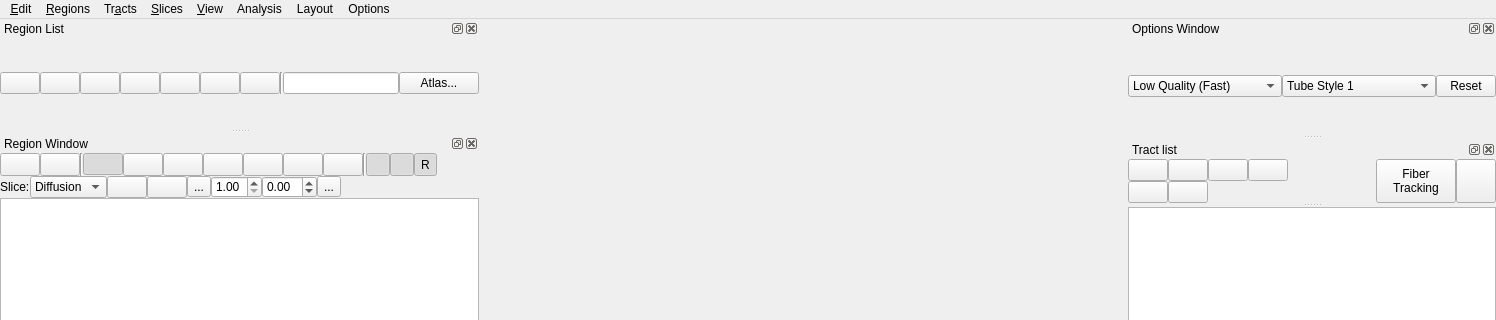
Above: tracking/tracking_window.ui from frankyeh/DSI-Studio before the change; both pictures show x 0 to 1496 and y 0 to 320 of the 1496 by 686 pixel window. Below: the same form after it.
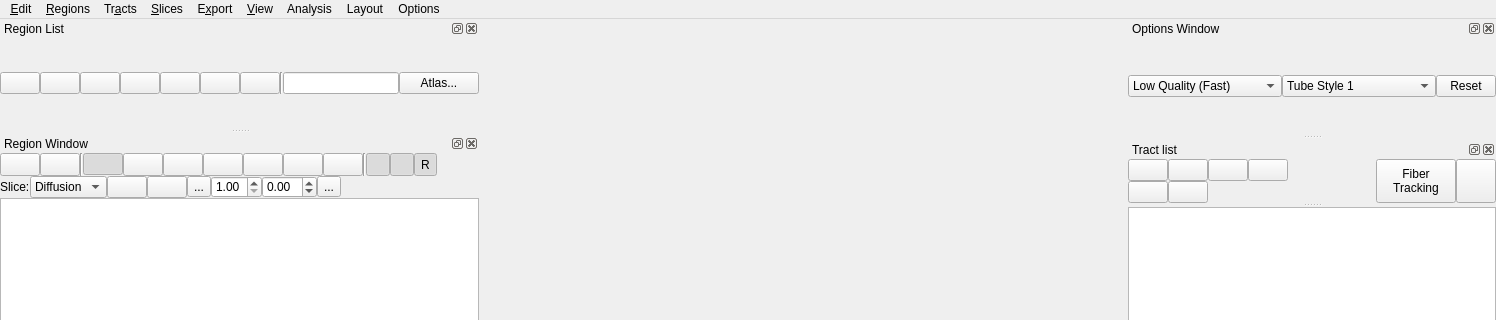
That is the form after the change. Icons and pictures are not drawn. Custom widgets are drawn as their Qt base class.

Commit message: [GUI] export menu added

Patch:
```diff
--- a/tracking/tracking_window.ui
+++ b/tracking/tracking_window.ui
@@ -964,10 +964,16 @@
     <addaction name="actionFloat_3D_window"/>
     <addaction name="menu3D_Views"/>
    </widget>
+   <widget class="QMenu" name="menuE_xport">
+    <property name="title">
+     <string>E&amp;xport</string>
+    </property>
+   </widget>
    <addaction name="menu_Edit"/>
    <addaction name="menuRegions"/>
    <addaction name="menuTracts"/>
    <addaction name="menu_Slices"/>
+   <addaction name="menuE_xport"/>
    <addaction name="menu_View"/>
    <addaction name="menuAnalysis"/>
    <addaction name="menuLayout"/>
```
Left out of the diff: 2 changed lines with no effect on the pictures. The commit also changes 4 other files.
